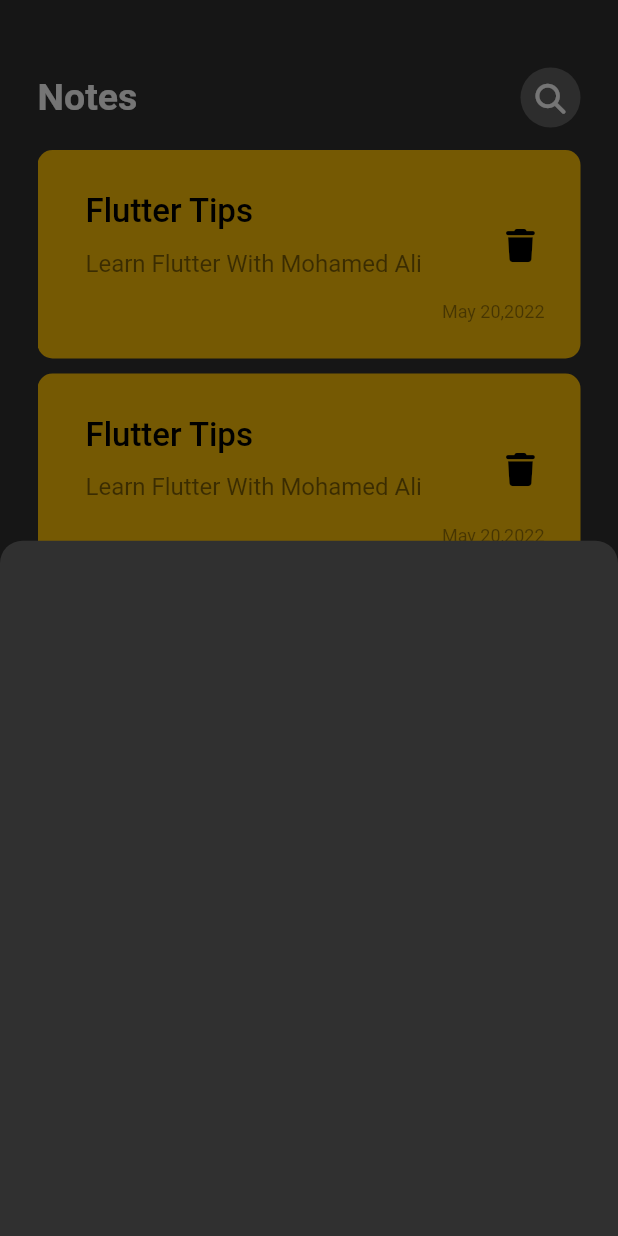
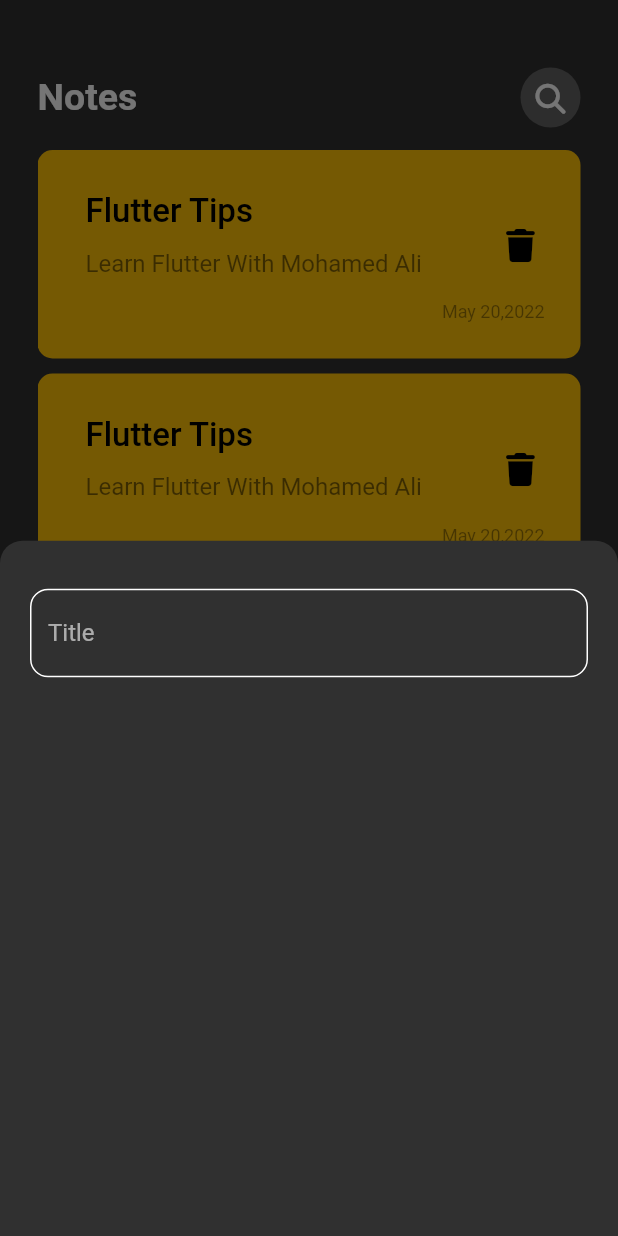
Before and after one commit to Mohamed-Yassien/notes_app, a Flutter app: the screen it shows after launch, after a tap on the "add" icon, on a phone screen of 412 x 824 dp. Run offline on Flutter 3.47's test engine with Material 2 defaults, Android fonts, the phone set to English and light mode, and no system bars; our stand-ins replace font_awesome_flutter.

Commit message:
add custom text field

```diff
--- /dev/null
+++ b/lib/constant.dart
@@ -0,0 +1,3 @@
+import 'package:flutter/material.dart';
+
+const kPrimaryColor = Color.fromARGB(255, 140, 231, 185);
--- a/lib/widgets/add_note_bottom_sheet.dart
+++ b/lib/widgets/add_note_bottom_sheet.dart
@@ -1,5 +1,5 @@
 import 'package:flutter/material.dart';
-
+import 'package:notes_app_with_bloc/widgets/custom_text_field.dart';
 
 class AddNoteBottomSheet extends StatelessWidget {
   const AddNoteBottomSheet({
@@ -8,6 +8,16 @@
 
   @override
   Widget build(BuildContext context) {
-    return Container();
+    return Padding(
+      padding: const EdgeInsets.symmetric(
+        horizontal: 20,
+        vertical: 32,
+      ),
+      child: Column(
+        children: const [
+          CustomTextField(),
+        ],
+      ),
+    );
   }
 }
--- /dev/null
+++ b/lib/widgets/custom_text_field.dart
@@ -0,0 +1,30 @@
+import 'package:flutter/material.dart';
+import 'package:flutter/src/foundation/key.dart';
+import 'package:flutter/src/widgets/framework.dart';
+import 'package:notes_app_with_bloc/constant.dart';
+
+class CustomTextField extends StatelessWidget {
+  const CustomTextField({Key? key}) : super(key: key);
+
+  @override
+  Widget build(BuildContext context) {
+    return TextField(
+      cursorColor: kPrimaryColor,
+      decoration: InputDecoration(
+        border: buildBorder(),
+        enabledBorder: buildBorder(),
+        focusedBorder: buildBorder(kPrimaryColor),
+        hintText: 'Title',
+      ),
+    );
+  }
+
+  OutlineInputBorder buildBorder([color]) {
+    return OutlineInputBorder(
+      borderRadius: BorderRadius.circular(12),
+      borderSide: BorderSide(
+        color: color ?? Colors.white,
+      ),
+    );
+  }
+}
```
